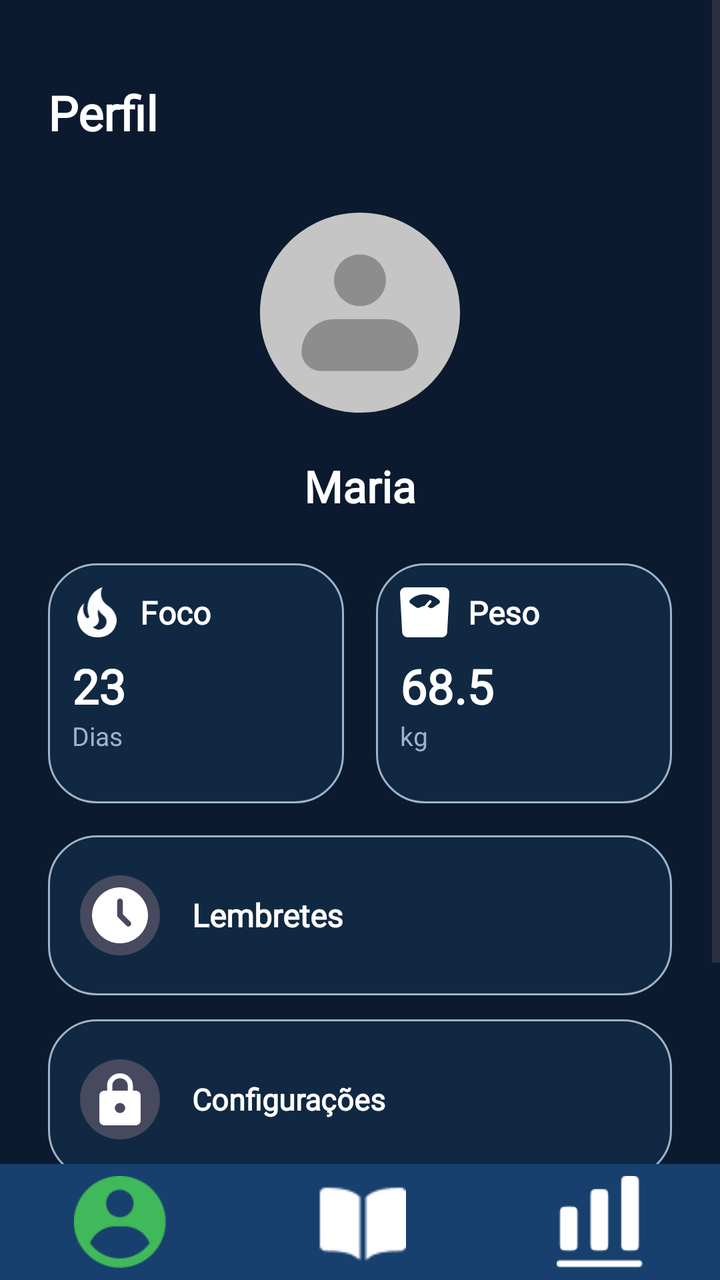
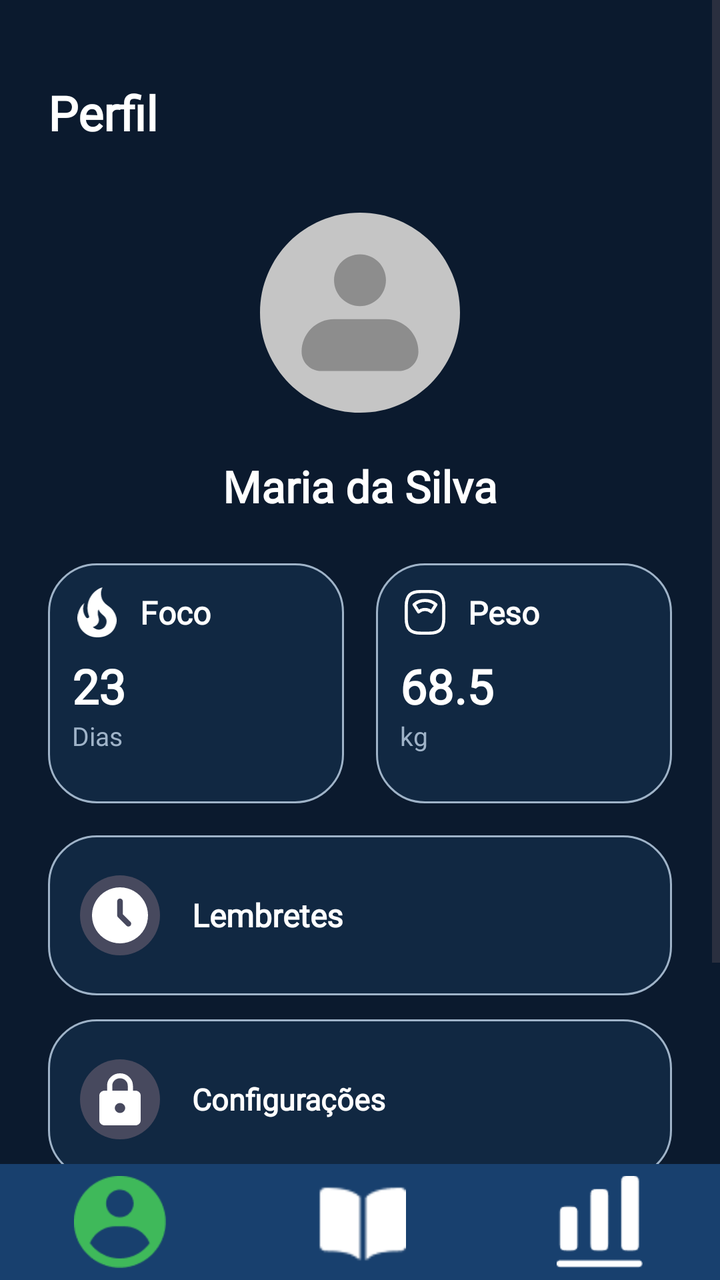

The first picture is an Android layout as it rendered before a commit; the second is the same layout after the commit. The layout source and the unified diff follow.
<!-- AndroidManifest.xml: application theme Theme.VITA -->
<!-- res/layout/fragment_profile.xml -->
<?xml version="1.0" encoding="utf-8"?>
<RelativeLayout xmlns:android="http://schemas.android.com/apk/res/android"
    xmlns:tools="http://schemas.android.com/tools"
    android:layout_width="match_parent"
    android:layout_height="match_parent"
    android:background="@color/blue3"
    tools:context=".ProfileFragment">

    
    <ScrollView
        android:layout_width="match_parent"
        android:layout_height="match_parent"
        android:layout_above="@+id/barraInferior"
        android:fillViewport="true">

        <LinearLayout
            android:layout_width="match_parent"
            android:layout_height="wrap_content"
            android:orientation="vertical"
            android:padding="24dp">

            
            <TextView
                android:layout_width="wrap_content"
                android:layout_height="wrap_content"
                android:layout_marginTop="16dp"
                android:fontFamily="@font/inter24_bold"
                android:text="Perfil"
                android:textColor="@android:color/white"
                android:textSize="24sp"
                android:textStyle="bold" />

            
            <ImageView
                android:id="@+id/imgProfile"
                android:layout_width="120dp"
                android:layout_height="120dp"
                android:layout_gravity="center_horizontal"
                android:layout_marginTop="24dp"
                android:src="@drawable/icprofile" />

            
            <TextView
                android:id="@+id/tvName"
                android:layout_width="wrap_content"
                android:layout_height="wrap_content"
                android:layout_gravity="center_horizontal"
                android:layout_marginTop="12dp"
                android:fontFamily="@font/inter24_bold"
                android:text="Maria"
                android:textColor="@android:color/white"
                android:textSize="22sp"
                android:textStyle="bold" />

            
            <LinearLayout
                android:layout_width="match_parent"
                android:layout_height="wrap_content"
                android:layout_marginTop="24dp"
                android:orientation="horizontal">

                
                <LinearLayout
                    android:id="@+id/cardFoco"
                    android:layout_width="0dp"
                    android:layout_height="120dp"
                    android:layout_marginEnd="8dp"
                    android:layout_weight="1"
                    android:background="@drawable/bg_search_input"
                    android:orientation="vertical"
                    android:padding="12dp">

                    <LinearLayout
                        android:layout_width="wrap_content"
                        android:layout_height="wrap_content"
                        android:gravity="center_vertical"
                        android:orientation="horizontal">

                        <ImageView
                            android:layout_width="25dp"
                            android:layout_height="25dp"
                            android:backgroundTint="@color/white"
                            android:src="@drawable/ic_fire" />

                        <TextView
                            android:layout_width="wrap_content"
                            android:layout_height="wrap_content"
                            android:layout_marginStart="9dp"
                            android:fontFamily="@font/inter24_medium"
                            android:text="Foco"
                            android:textColor="@android:color/white"
                            android:textSize="16sp"
                            android:textStyle="bold" />
                    </LinearLayout>

                    <TextView
                        android:id="@+id/tvFocoValor"
                        android:layout_width="wrap_content"
                        android:layout_height="wrap_content"
                        android:layout_marginTop="8dp"
                        android:fontFamily="@font/inter24_bold"
                        android:text="23"
                        android:textColor="@android:color/white"
                        android:textSize="24sp"
                        android:textStyle="bold" />

                    <TextView
                        android:layout_width="wrap_content"
                        android:layout_height="wrap_content"
                        android:fontFamily="@font/inter24_regular"
                        android:text="Dias"
                        android:textColor="@color/grey2"
                        android:textSize="13sp" />
                </LinearLayout>

                
                <LinearLayout
                    android:id="@+id/cardPeso"
                    android:layout_width="0dp"
                    android:layout_height="120dp"
                    android:layout_marginStart="8dp"
                    android:layout_weight="1"
                    android:background="@drawable/bg_search_input"
                    android:orientation="vertical"
                    android:padding="12dp">

                    <LinearLayout
                        android:layout_width="wrap_content"
                        android:layout_height="wrap_content"
                        android:gravity="center_vertical"
                        android:orientation="horizontal">

                        <ImageView
                            android:layout_width="25dp"
                            android:layout_height="25dp"
                            android:backgroundTint="@color/white"
                            android:src="@drawable/ic_peso" />

                        <TextView
                            android:layout_width="wrap_content"
                            android:layout_height="wrap_content"
                            android:layout_marginStart="9dp"
                            android:fontFamily="@font/inter24_medium"
                            android:text="Peso"
                            android:textColor="@color/white"
                            android:textSize="16sp"
                            android:textStyle="bold" />
                    </LinearLayout>

                    <TextView
                        android:id="@+id/tvPesoValor"
                        android:layout_width="wrap_content"
                        android:layout_height="wrap_content"
                        android:layout_marginTop="8dp"
                        android:fontFamily="@font/inter24_bold"
                        android:text="68.5"
                        android:textColor="@android:color/white"
                        android:textSize="24dp"
                        android:textStyle="bold" />

                    <TextView
                        android:layout_width="wrap_content"
                        android:layout_height="wrap_content"
                        android:text="kg"
                        android:textColor="@color/grey2"
                        android:textSize="13sp" />
                </LinearLayout>

            </LinearLayout>

            
            <LinearLayout
                android:id="@+id/btnLembretes"
                android:layout_width="match_parent"
                android:layout_height="80dp"
                android:layout_marginTop="16dp"
                android:background="@drawable/bg_search_input"
                android:gravity="center_vertical"
                android:paddingStart="16dp"
                android:paddingEnd="16dp">

                <ImageView
                    android:layout_width="40dp"
                    android:layout_height="40dp"
                    android:background="@drawable/bg_circle1"
                    android:padding="6dp"
                    android:src="@drawable/ic_clock" />

                <TextView
                    android:layout_width="wrap_content"
                    android:layout_height="wrap_content"
                    android:layout_marginStart="16dp"
                    android:fontFamily="@font/inter24_medium"
                    android:text="Lembretes"
                    android:textColor="@android:color/white"
                    android:textSize="16sp"
                    android:textStyle="bold" />
            </LinearLayout>

            
            <LinearLayout
                android:id="@+id/btnConfiguracoes"
                android:layout_width="match_parent"
                android:layout_height="80dp"
                android:layout_marginTop="12dp"
                android:background="@drawable/bg_search_input"
                android:gravity="center_vertical"
                android:paddingStart="16dp"
                android:paddingEnd="16dp">

                <ImageView
                    android:layout_width="40dp"
                    android:layout_height="40dp"
                    android:background="@drawable/bg_circle1"
                    android:padding="7dp"
                    android:src="@drawable/ic_configprofile" />

                <TextView
                    android:layout_width="wrap_content"
                    android:layout_height="wrap_content"
                    android:layout_marginStart="16dp"
                    android:fontFamily="@font/inter24_medium"
                    android:text="Configurações"
                    android:textColor="@android:color/white"
                    android:textSize="15sp"
                    android:textStyle="bold" />
            </LinearLayout>

            
            <androidx.appcompat.widget.AppCompatButton
                android:id="@+id/btnEditarPerfil"
                android:layout_width="match_parent"
                android:layout_height="58dp"
                android:layout_marginTop="32dp"
                android:background="@drawable/bg_button_white"
                android:fontFamily="@font/inter24_medium"
                android:text="Editar Perfil"
                android:textAllCaps="false"
                android:textColor="#081A29"
                android:textSize="15sp"
                android:textStyle="bold" />

        </LinearLayout>
    </ScrollView>

    
    <LinearLayout
        android:id="@+id/barraInferior"
        android:layout_width="match_parent"
        android:layout_height="58dp"
        android:layout_alignParentBottom="true"
        android:background="@color/blue2"
        android:gravity="center"
        android:orientation="horizontal">

        <ImageView
            android:id="@+id/btnUsuario"
            android:layout_width="0dp"
            android:layout_height="60dp"
            android:layout_weight="1"
            android:contentDescription="Perfil"
            android:padding="7dp"
            android:scaleType="centerInside"
            android:src="@drawable/icusergr" />

        <ImageView
            android:id="@+id/btnLivro"
            android:layout_width="0dp"
            android:layout_height="60dp"
            android:layout_weight="1"
            android:contentDescription="Diário"
            android:padding="7dp"
            android:scaleType="centerInside"
            android:src="@drawable/iclivro" />

        <ImageView
            android:id="@+id/btnEscala"
            android:layout_width="0dp"
            android:layout_height="60dp"
            android:layout_weight="1"
            android:contentDescription="Calorias"
            android:padding="7dp"
            android:scaleType="centerInside"
            android:src="@drawable/icescalawhite" />

    </LinearLayout>

</RelativeLayout>
<!-- resources referenced by this layout -->
<resources>
  <!-- drawable ic_clock (drawable) -->
  <vector xmlns:android="http://schemas.android.com/apk/res/android"
      android:width="20dp"
      android:height="20dp"
      android:viewportWidth="20"
      android:viewportHeight="20">
      <path
          android:pathData="M15,1.34C16.508,2.211 17.763,3.46 18.64,4.965C19.517,6.47 19.985,8.178 19.999,9.919C20.014,11.661 19.573,13.376 18.72,14.895C17.868,16.413 16.633,17.683 15.139,18.578C13.645,19.473 11.943,19.963 10.202,19.998C8.461,20.033 6.741,19.613 5.212,18.779C3.683,17.945 2.398,16.726 1.485,15.243C0.571,13.76 0.061,12.065 0.005,10.324L0,10L0.005,9.676C0.061,7.949 0.564,6.266 1.464,4.791C2.364,3.316 3.631,2.099 5.141,1.26C6.651,0.42 8.353,-0.014 10.081,0C11.809,0.014 13.504,0.476 15,1.34ZM10,4C9.755,4 9.519,4.09 9.336,4.253C9.153,4.415 9.036,4.64 9.007,4.883L9,5V10L9.009,10.131C9.032,10.304 9.1,10.469 9.206,10.608L9.293,10.708L12.293,13.708L12.387,13.79C12.562,13.926 12.778,14 13,14C13.222,14 13.438,13.926 13.613,13.79L13.707,13.707L13.79,13.613C13.926,13.438 14,13.222 14,13C14,12.778 13.926,12.562 13.79,12.387L13.707,12.293L11,9.585V5L10.993,4.883C10.964,4.64 10.847,4.415 10.664,4.253C10.481,4.09 10.245,4 10,4Z"
          android:fillColor="#ffffff"/>
  </vector>
  <!-- drawable ic_configprofile (drawable) -->
  <vector xmlns:android="http://schemas.android.com/apk/res/android"
      android:width="16dp"
      android:height="20dp"
      android:viewportWidth="16"
      android:viewportHeight="21">
      <path
          android:pathData="M2,21C1.45,21 0.979,20.804 0.588,20.413C0.197,20.022 0.001,19.551 0,19V9C0,8.45 0.196,7.979 0.588,7.588C0.98,7.197 1.451,7.001 2,7H3V5C3,3.617 3.488,2.438 4.463,1.463C5.438,0.488 6.617,0.001 8,0C9.383,-0.001 10.562,0.487 11.538,1.463C12.514,2.439 13.001,3.618 13,5V7H14C14.55,7 15.021,7.196 15.413,7.588C15.805,7.98 16.001,8.451 16,9V19C16,19.55 15.804,20.021 15.413,20.413C15.022,20.805 14.551,21.001 14,21H2ZM9.413,15.413C9.804,15.021 10,14.55 10,14C10,13.45 9.804,12.979 9.413,12.588C9.022,12.197 8.551,12.001 8,12C7.449,11.999 6.979,12.195 6.588,12.588C6.197,12.981 6.001,13.451 6,14C5.999,14.549 6.195,15.02 6.588,15.413C6.981,15.806 7.452,16.002 8,16C8.548,15.998 9.019,15.802 9.413,15.413ZM5,7H11V5C11,4.167 10.708,3.458 10.125,2.875C9.542,2.292 8.833,2 8,2C7.167,2 6.458,2.292 5.875,2.875C5.292,3.458 5,4.167 5,5V7Z"
          android:fillColor="#ffffff"/>
  </vector>
  <!-- drawable ic_fire (drawable) -->
  <vector xmlns:android="http://schemas.android.com/apk/res/android"
      android:width="14dp"
      android:height="18dp"
      android:viewportWidth="14"
      android:viewportHeight="18">
      <path
          android:pathData="M12.672,8.2C12.442,7.9 12.162,7.64 11.902,7.38C11.232,6.78 10.472,6.35 9.832,5.72C8.342,4.26 8.012,1.85 8.962,0C8.012,0.23 7.182,0.75 6.472,1.32C3.882,3.4 2.862,7.07 4.082,10.22C4.122,10.32 4.162,10.42 4.162,10.55C4.162,10.77 4.012,10.97 3.812,11.05C3.582,11.15 3.342,11.09 3.152,10.93C3.095,10.882 3.048,10.825 3.012,10.76C1.882,9.33 1.702,7.28 2.462,5.64C0.792,7 -0.118,9.3 0.012,11.47C0.072,11.97 0.132,12.47 0.302,12.97C0.442,13.57 0.712,14.17 1.012,14.7C2.092,16.43 3.962,17.67 5.972,17.92C8.112,18.19 10.402,17.8 12.042,16.32C13.872,14.66 14.512,12 13.572,9.72L13.442,9.46C13.232,9 12.672,8.2 12.672,8.2ZM9.512,14.5C9.232,14.74 8.772,15 8.412,15.1C7.292,15.5 6.172,14.94 5.512,14.28C6.702,14 7.412,13.12 7.622,12.23C7.792,11.43 7.472,10.77 7.342,10C7.222,9.26 7.242,8.63 7.512,7.94C7.702,8.32 7.902,8.7 8.142,9C8.912,10 10.122,10.44 10.382,11.8C10.422,11.94 10.442,12.08 10.442,12.23C10.472,13.05 10.112,13.95 9.512,14.5Z"
          android:fillColor="#ffffff"/>
  </vector>
  <!-- drawable ic_peso (drawable) -->
  <vector xmlns:android="http://schemas.android.com/apk/res/android"
      android:width="18dp"
      android:height="18dp"
      android:viewportWidth="18"
      android:viewportHeight="18">
      <path
          android:pathData="M16.991,16.111C16.962,16.621 16.739,17.102 16.368,17.453C15.997,17.804 15.505,18 14.994,18H2.778C2.266,18 1.775,17.804 1.403,17.453C1.032,17.102 0.809,16.621 0.781,16.111L0.003,2.111C-0.012,1.839 0.028,1.568 0.122,1.312C0.215,1.057 0.36,0.823 0.547,0.626C0.734,0.428 0.959,0.271 1.209,0.163C1.459,0.056 1.728,0 2,0H15.772C16.044,-0 16.313,0.055 16.563,0.163C16.812,0.271 17.038,0.428 17.225,0.626C17.412,0.823 17.556,1.057 17.65,1.312C17.743,1.568 17.784,1.839 17.769,2.111L16.991,16.111ZM14.008,5.89C14.418,5.62 14.521,5.084 14.184,4.735C13.613,4.146 12.946,3.659 12.212,3.295C11.191,2.788 10.071,2.517 8.933,2.501C7.793,2.482 6.664,2.718 5.627,3.192C4.88,3.533 4.196,3.999 3.605,4.57C3.256,4.908 3.34,5.446 3.74,5.729L5.896,7.252C6.296,7.535 6.86,7.444 7.275,7.18C7.382,7.112 7.493,7.052 7.608,6.998C7.976,6.831 8.375,6.741 8.78,6.737L10.477,4.786C10.564,4.686 10.687,4.625 10.819,4.616C10.885,4.611 10.95,4.619 11.013,4.64C11.075,4.661 11.132,4.694 11.182,4.737C11.232,4.78 11.272,4.832 11.302,4.891C11.331,4.95 11.348,5.014 11.353,5.08C11.358,5.145 11.349,5.211 11.328,5.273C11.307,5.335 11.275,5.393 11.232,5.443L9.916,6.955C10.094,7.029 10.264,7.121 10.424,7.229C10.829,7.505 11.389,7.614 11.799,7.344L14.008,5.89Z"
          android:fillColor="#ffffff"
          android:fillType="evenOdd"/>
  </vector>
  <!-- drawable icprofile (drawable) -->
  <vector xmlns:android="http://schemas.android.com/apk/res/android"
      android:width="131dp"
      android:height="131dp"
      android:viewportWidth="131"
      android:viewportHeight="131">
      <path
          android:pathData="M65.5,120.08C57.95,120.08 50.85,118.65 44.21,115.78C37.57,112.92 31.79,109.03 26.88,104.12C21.97,99.21 18.08,93.43 15.22,86.79C12.35,80.14 10.92,73.05 10.92,65.5C10.91,57.95 12.35,50.86 15.22,44.21C18.09,37.57 21.98,31.79 26.88,26.88C31.79,21.97 37.56,18.09 44.21,15.22C50.86,12.35 57.96,10.92 65.5,10.92C73.04,10.92 80.14,12.35 86.79,15.22C93.44,18.09 99.21,21.97 104.12,26.88C109.02,31.79 112.91,37.57 115.79,44.21C118.66,50.86 120.09,57.95 120.08,65.5C120.07,73.05 118.64,80.14 115.78,86.79C112.93,93.43 109.04,99.21 104.12,104.12C99.2,109.03 93.42,112.92 86.79,115.79C80.15,118.66 73.06,120.09 65.5,120.08Z"
          android:fillColor="#C5C5C5"/>
      <path
          android:pathData="M51.33,47.79C51.33,44.03 52.83,40.43 55.48,37.77C58.14,35.12 61.74,33.63 65.5,33.63C69.26,33.63 72.86,35.12 75.52,37.77C78.17,40.43 79.67,44.03 79.67,47.79C79.67,51.55 78.17,55.15 75.52,57.81C72.86,60.47 69.26,61.96 65.5,61.96C61.74,61.96 58.14,60.47 55.48,57.81C52.83,55.15 51.33,51.55 51.33,47.79ZM51.33,69.04C46.64,69.04 42.13,70.91 38.81,74.23C35.49,77.55 33.63,82.05 33.63,86.75C33.63,89.57 34.74,92.27 36.74,94.26C38.73,96.26 41.43,97.38 44.25,97.38H86.75C89.57,97.38 92.27,96.26 94.26,94.26C96.26,92.27 97.38,89.57 97.38,86.75C97.38,82.05 95.51,77.55 92.19,74.23C88.87,70.91 84.36,69.04 79.67,69.04H51.33Z"
          android:fillColor="#8D8D8D"
          android:fillType="evenOdd"/>
  </vector>
  <!-- unchanged entries left out for length: 14 -->
</resources>

<!-- the commit's change to res/layout/fragment_profile.xml (unified diff, before → after) -->
@@ -25,7 +25,7 @@
                 android:layout_height="wrap_content"
                 android:layout_marginTop="16dp"
                 android:fontFamily="@font/inter24_bold"
-                android:text="Perfil"
+                android:text="@string/profile"
                 android:textColor="@android:color/white"
                 android:textSize="24sp"
                 android:textStyle="bold" />
@@ -47,7 +47,7 @@
                 android:layout_gravity="center_horizontal"
                 android:layout_marginTop="12dp"
                 android:fontFamily="@font/inter24_bold"
-                android:text="Maria"
+                android:text="@string/fake_name"
                 android:textColor="@android:color/white"
                 android:textSize="22sp"
                 android:textStyle="bold" />
@@ -87,7 +87,7 @@
                             android:layout_height="wrap_content"
                             android:layout_marginStart="9dp"
                             android:fontFamily="@font/inter24_medium"
-                            android:text="Foco"
+                            android:text="@string/streak_str"
                             android:textColor="@android:color/white"
                             android:textSize="16sp"
                             android:textStyle="bold" />
@@ -99,7 +99,7 @@
                         android:layout_height="wrap_content"
                         android:layout_marginTop="8dp"
                         android:fontFamily="@font/inter24_bold"
-                        android:text="23"
+                        android:text="@string/streak_value"
                         android:textColor="@android:color/white"
                         android:textSize="24sp"
                         android:textStyle="bold" />
@@ -108,7 +108,7 @@
                         android:layout_width="wrap_content"
                         android:layout_height="wrap_content"
                         android:fontFamily="@font/inter24_regular"
-                        android:text="Dias"
+                        android:text="@string/streak_measure"
                         android:textColor="@color/grey2"
                         android:textSize="13sp" />
                 </LinearLayout>
@@ -141,7 +141,7 @@
                             android:layout_height="wrap_content"
                             android:layout_marginStart="9dp"
                             android:fontFamily="@font/inter24_medium"
-                            android:text="Peso"
+                            android:text="@string/weight_str"
                             android:textColor="@color/white"
                             android:textSize="16sp"
                             android:textStyle="bold" />
@@ -153,7 +153,7 @@
                         android:layout_height="wrap_content"
                         android:layout_marginTop="8dp"
                         android:fontFamily="@font/inter24_bold"
-                        android:text="68.5"
+                        android:text="@string/weight_value"
                         android:textColor="@android:color/white"
                         android:textSize="24dp"
                         android:textStyle="bold" />
@@ -161,7 +161,7 @@
                     <TextView
                         android:layout_width="wrap_content"
                         android:layout_height="wrap_content"
-                        android:text="kg"
+                        android:text="@string/weight_measure"
                         android:textColor="@color/grey2"
                         android:textSize="13sp" />
                 </LinearLayout>
@@ -191,7 +191,7 @@
                     android:layout_height="wrap_content"
                     android:layout_marginStart="16dp"
                     android:fontFamily="@font/inter24_medium"
-                    android:text="Lembretes"
+                    android:text="@string/reminders"
                     android:textColor="@android:color/white"
                     android:textSize="16sp"
                     android:textStyle="bold" />
@@ -220,7 +220,7 @@
                     android:layout_height="wrap_content"
                     android:layout_marginStart="16dp"
                     android:fontFamily="@font/inter24_medium"
-                    android:text="Configurações"
+                    android:text="@string/settings"
                     android:textColor="@android:color/white"
                     android:textSize="15sp"
                     android:textStyle="bold" />
@@ -234,9 +234,9 @@
                 android:layout_marginTop="32dp"
                 android:background="@drawable/bg_button_white"
                 android:fontFamily="@font/inter24_medium"
-                android:text="Editar Perfil"
+                android:text="@string/edit_prof"
                 android:textAllCaps="false"
-                android:textColor="#081A29"
+                android:textColor="@color/darkblue"
                 android:textSize="15sp"
                 android:textStyle="bold" />
 
@@ -258,7 +258,7 @@
             android:layout_width="0dp"
             android:layout_height="60dp"
             android:layout_weight="1"
-            android:contentDescription="Perfil"
+            android:contentDescription="@string/profile"
             android:padding="7dp"
             android:scaleType="centerInside"
             android:src="@drawable/icusergr" />
@@ -268,7 +268,7 @@
             android:layout_width="0dp"
             android:layout_height="60dp"
             android:layout_weight="1"
-            android:contentDescription="Diário"
+            android:contentDescription="@string/diary"
             android:padding="7dp"
             android:scaleType="centerInside"
             android:src="@drawable/iclivro" />
@@ -278,7 +278,7 @@
             android:layout_width="0dp"
             android:layout_height="60dp"
             android:layout_weight="1"
-            android:contentDescription="Calorias"
+            android:contentDescription="@string/calories"
             android:padding="7dp"
             android:scaleType="centerInside"
             android:src="@drawable/icescalawhite" />
<!-- resource entries referenced after the edit -->
@@ -1,5 +1,6 @@
 <!-- resources referenced by this layout -->
 <resources>
+  <color name="darkblue">#081A29</color>
   <!-- drawable ic_clock (drawable) -->
   <vector xmlns:android="http://schemas.android.com/apk/res/android"
       android:width="20dp"
@@ -8,7 +9,7 @@
       android:viewportHeight="20">
       <path
           android:pathData="M15,1.34C16.508,2.211 17.763,3.46 18.64,4.965C19.517,6.47 19.985,8.178 19.999,9.919C20.014,11.661 19.573,13.376 18.72,14.895C17.868,16.413 16.633,17.683 15.139,18.578C13.645,19.473 11.943,19.963 10.202,19.998C8.461,20.033 6.741,19.613 5.212,18.779C3.683,17.945 2.398,16.726 1.485,15.243C0.571,13.76 0.061,12.065 0.005,10.324L0,10L0.005,9.676C0.061,7.949 0.564,6.266 1.464,4.791C2.364,3.316 3.631,2.099 5.141,1.26C6.651,0.42 8.353,-0.014 10.081,0C11.809,0.014 13.504,0.476 15,1.34ZM10,4C9.755,4 9.519,4.09 9.336,4.253C9.153,4.415 9.036,4.64 9.007,4.883L9,5V10L9.009,10.131C9.032,10.304 9.1,10.469 9.206,10.608L9.293,10.708L12.293,13.708L12.387,13.79C12.562,13.926 12.778,14 13,14C13.222,14 13.438,13.926 13.613,13.79L13.707,13.707L13.79,13.613C13.926,13.438 14,13.222 14,13C14,12.778 13.926,12.562 13.79,12.387L13.707,12.293L11,9.585V5L10.993,4.883C10.964,4.64 10.847,4.415 10.664,4.253C10.481,4.09 10.245,4 10,4Z"
-          android:fillColor="#ffffff"/>
+          android:fillColor="@color/white"/>
   </vector>
   <!-- drawable ic_configprofile (drawable) -->
   <vector xmlns:android="http://schemas.android.com/apk/res/android"
@@ -18,7 +19,7 @@
       android:viewportHeight="21">
       <path
           android:pathData="M2,21C1.45,21 0.979,20.804 0.588,20.413C0.197,20.022 0.001,19.551 0,19V9C0,8.45 0.196,7.979 0.588,7.588C0.98,7.197 1.451,7.001 2,7H3V5C3,3.617 3.488,2.438 4.463,1.463C5.438,0.488 6.617,0.001 8,0C9.383,-0.001 10.562,0.487 11.538,1.463C12.514,2.439 13.001,3.618 13,5V7H14C14.55,7 15.021,7.196 15.413,7.588C15.805,7.98 16.001,8.451 16,9V19C16,19.55 15.804,20.021 15.413,20.413C15.022,20.805 14.551,21.001 14,21H2ZM9.413,15.413C9.804,15.021 10,14.55 10,14C10,13.45 9.804,12.979 9.413,12.588C9.022,12.197 8.551,12.001 8,12C7.449,11.999 6.979,12.195 6.588,12.588C6.197,12.981 6.001,13.451 6,14C5.999,14.549 6.195,15.02 6.588,15.413C6.981,15.806 7.452,16.002 8,16C8.548,15.998 9.019,15.802 9.413,15.413ZM5,7H11V5C11,4.167 10.708,3.458 10.125,2.875C9.542,2.292 8.833,2 8,2C7.167,2 6.458,2.292 5.875,2.875C5.292,3.458 5,4.167 5,5V7Z"
-          android:fillColor="#ffffff"/>
+          android:fillColor="@color/white"/>
   </vector>
   <!-- drawable ic_fire (drawable) -->
   <vector xmlns:android="http://schemas.android.com/apk/res/android"
@@ -28,18 +29,28 @@
       android:viewportHeight="18">
       <path
           android:pathData="M12.672,8.2C12.442,7.9 12.162,7.64 11.902,7.38C11.232,6.78 10.472,6.35 9.832,5.72C8.342,4.26 8.012,1.85 8.962,0C8.012,0.23 7.182,0.75 6.472,1.32C3.882,3.4 2.862,7.07 4.082,10.22C4.122,10.32 4.162,10.42 4.162,10.55C4.162,10.77 4.012,10.97 3.812,11.05C3.582,11.15 3.342,11.09 3.152,10.93C3.095,10.882 3.048,10.825 3.012,10.76C1.882,9.33 1.702,7.28 2.462,5.64C0.792,7 -0.118,9.3 0.012,11.47C0.072,11.97 0.132,12.47 0.302,12.97C0.442,13.57 0.712,14.17 1.012,14.7C2.092,16.43 3.962,17.67 5.972,17.92C8.112,18.19 10.402,17.8 12.042,16.32C13.872,14.66 14.512,12 13.572,9.72L13.442,9.46C13.232,9 12.672,8.2 12.672,8.2ZM9.512,14.5C9.232,14.74 8.772,15 8.412,15.1C7.292,15.5 6.172,14.94 5.512,14.28C6.702,14 7.412,13.12 7.622,12.23C7.792,11.43 7.472,10.77 7.342,10C7.222,9.26 7.242,8.63 7.512,7.94C7.702,8.32 7.902,8.7 8.142,9C8.912,10 10.122,10.44 10.382,11.8C10.422,11.94 10.442,12.08 10.442,12.23C10.472,13.05 10.112,13.95 9.512,14.5Z"
-          android:fillColor="#ffffff"/>
+          android:fillColor="@color/white"/>
   </vector>
   <!-- drawable ic_peso (drawable) -->
   <vector xmlns:android="http://schemas.android.com/apk/res/android"
-      android:width="18dp"
-      android:height="18dp"
-      android:viewportWidth="18"
-      android:viewportHeight="18">
-      <path
-          android:pathData="M16.991,16.111C16.962,16.621 16.739,17.102 16.368,17.453C15.997,17.804 15.505,18 14.994,18H2.778C2.266,18 1.775,17.804 1.403,17.453C1.032,17.102 0.809,16.621 0.781,16.111L0.003,2.111C-0.012,1.839 0.028,1.568 0.122,1.312C0.215,1.057 0.36,0.823 0.547,0.626C0.734,0.428 0.959,0.271 1.209,0.163C1.459,0.056 1.728,0 2,0H15.772C16.044,-0 16.313,0.055 16.563,0.163C16.812,0.271 17.038,0.428 17.225,0.626C17.412,0.823 17.556,1.057 17.65,1.312C17.743,1.568 17.784,1.839 17.769,2.111L16.991,16.111ZM14.008,5.89C14.418,5.62 14.521,5.084 14.184,4.735C13.613,4.146 12.946,3.659 12.212,3.295C11.191,2.788 10.071,2.517 8.933,2.501C7.793,2.482 6.664,2.718 5.627,3.192C4.88,3.533 4.196,3.999 3.605,4.57C3.256,4.908 3.34,5.446 3.74,5.729L5.896,7.252C6.296,7.535 6.86,7.444 7.275,7.18C7.382,7.112 7.493,7.052 7.608,6.998C7.976,6.831 8.375,6.741 8.78,6.737L10.477,4.786C10.564,4.686 10.687,4.625 10.819,4.616C10.885,4.611 10.95,4.619 11.013,4.64C11.075,4.661 11.132,4.694 11.182,4.737C11.232,4.78 11.272,4.832 11.302,4.891C11.331,4.95 11.348,5.014 11.353,5.08C11.358,5.145 11.349,5.211 11.328,5.273C11.307,5.335 11.275,5.393 11.232,5.443L9.916,6.955C10.094,7.029 10.264,7.121 10.424,7.229C10.829,7.505 11.389,7.614 11.799,7.344L14.008,5.89Z"
-          android:fillColor="#ffffff"
-          android:fillType="evenOdd"/>
+      android:width="800dp"
+      android:height="800dp"
+      android:viewportWidth="24"
+      android:viewportHeight="24">
+    <path
+        android:pathData="M10,22H14C19,22 21,20 21,15V9C21,4 19,2 14,2H10C5,2 3,4 3,9V15C3,20 5,22 10,22Z"
+        android:strokeLineJoin="round"
+        android:strokeWidth="1.5"
+        android:fillColor="@color/transparent"
+        android:strokeColor="@color/white"
+        android:strokeLineCap="round"/>
+    <path
+        android:pathData="M17.25,8.29C14.26,5.63 9.74,5.63 6.75,8.29L8.93,11.79C10.68,10.23 13.32,10.23 15.07,11.79L17.25,8.29Z"
+        android:strokeLineJoin="round"
+        android:strokeWidth="1.5"
+        android:fillColor="@color/transparent"
+        android:strokeColor="@color/white"
+        android:strokeLineCap="round"/>
   </vector>
   <!-- drawable icprofile (drawable) -->
   <vector xmlns:android="http://schemas.android.com/apk/res/android"
@@ -49,12 +60,28 @@
       android:viewportHeight="131">
       <path
           android:pathData="M65.5,120.08C57.95,120.08 50.85,118.65 44.21,115.78C37.57,112.92 31.79,109.03 26.88,104.12C21.97,99.21 18.08,93.43 15.22,86.79C12.35,80.14 10.92,73.05 10.92,65.5C10.91,57.95 12.35,50.86 15.22,44.21C18.09,37.57 21.98,31.79 26.88,26.88C31.79,21.97 37.56,18.09 44.21,15.22C50.86,12.35 57.96,10.92 65.5,10.92C73.04,10.92 80.14,12.35 86.79,15.22C93.44,18.09 99.21,21.97 104.12,26.88C109.02,31.79 112.91,37.57 115.79,44.21C118.66,50.86 120.09,57.95 120.08,65.5C120.07,73.05 118.64,80.14 115.78,86.79C112.93,93.43 109.04,99.21 104.12,104.12C99.2,109.03 93.42,112.92 86.79,115.79C80.15,118.66 73.06,120.09 65.5,120.08Z"
-          android:fillColor="#C5C5C5"/>
+          android:fillColor="@color/grey6"/>
       <path
           android:pathData="M51.33,47.79C51.33,44.03 52.83,40.43 55.48,37.77C58.14,35.12 61.74,33.63 65.5,33.63C69.26,33.63 72.86,35.12 75.52,37.77C78.17,40.43 79.67,44.03 79.67,47.79C79.67,51.55 78.17,55.15 75.52,57.81C72.86,60.47 69.26,61.96 65.5,61.96C61.74,61.96 58.14,60.47 55.48,57.81C52.83,55.15 51.33,51.55 51.33,47.79ZM51.33,69.04C46.64,69.04 42.13,70.91 38.81,74.23C35.49,77.55 33.63,82.05 33.63,86.75C33.63,89.57 34.74,92.27 36.74,94.26C38.73,96.26 41.43,97.38 44.25,97.38H86.75C89.57,97.38 92.27,96.26 94.26,94.26C96.26,92.27 97.38,89.57 97.38,86.75C97.38,82.05 95.51,77.55 92.19,74.23C88.87,70.91 84.36,69.04 79.67,69.04H51.33Z"
-          android:fillColor="#8D8D8D"
+          android:fillColor="@color/grey7"
           android:fillType="evenOdd"/>
   </vector>
+  <string name="calories">Calorias</string>
+  <string name="diary">Diário</string>
+  <string name="edit_prof">Editar perfil</string>
+  <string name="fake_name">Maria da Silva</string>
+  <string name="profile">Perfil</string>
+  <string name="reminders">Lembretes</string>
+  <string name="settings">Configurações</string>
+  <string name="streak_measure">Dias</string>
+  <string name="streak_str">Foco</string>
+  <string name="streak_value">23</string>
+  <string name="weight_measure">kg</string>
+  <string name="weight_str">Peso</string>
+  <string name="weight_value">68.5</string>
+  <color name="transparent">#00000000</color>
+  <color name="grey6">#C5C5C5</color>
+  <color name="grey7">#8D8D8D</color>
   <!-- unchanged entries left out for length: 14 -->
 </resources>
 
